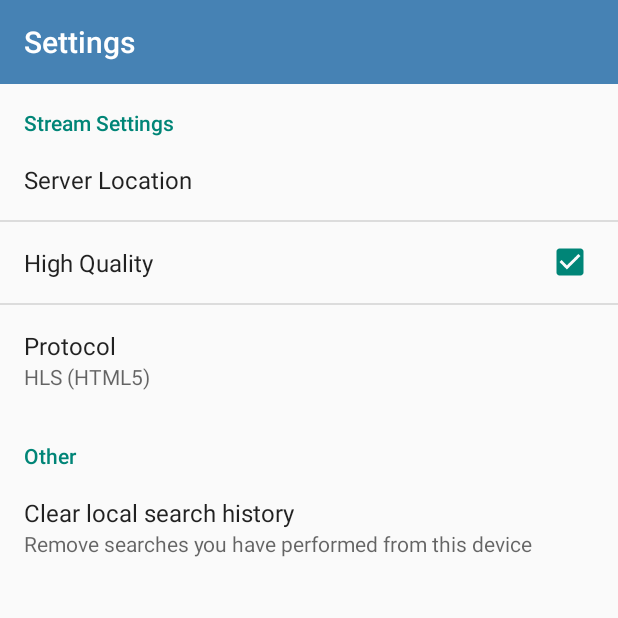
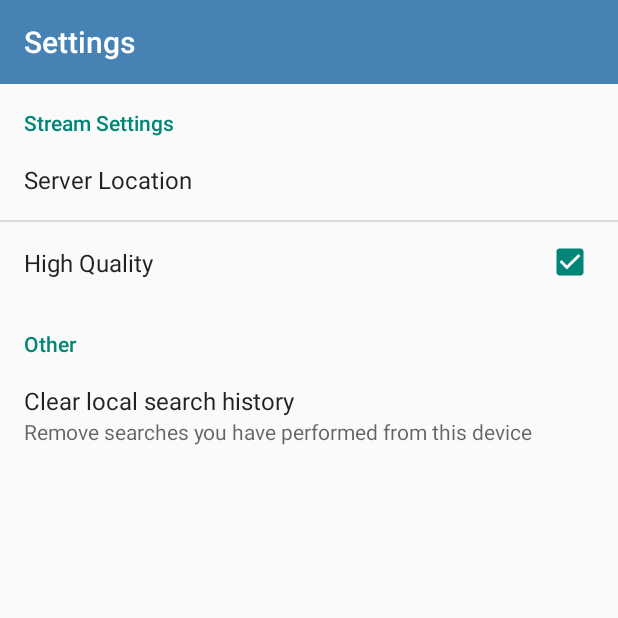
Before and after one commit to smoothstreams/ssandroid, an Android app: the SettingsActivity screen opened directly, with no data from a screen before it, on a phone screen of 412 x 824 dp, the top half of it. Run offline under Robolectric (Android 15) with nearby library versions, the phone set to English and light mode, and no system bars; 3 statements that could not run were skipped.

Commit message:
Protocol stripping

```diff
--- a/app/src/main/java/com/iosharp/android/ssplayer/Constants.java
+++ b/app/src/main/java/com/iosharp/android/ssplayer/Constants.java
@@ -20,4 +20,5 @@ public interface Constants {
     String CONTENT_TYPE = "application/x-mpegurl";
     String DEFAULT_SERVER = "dEU.smoothstreams.tv";
     String SMOOTHSTREAMS_SCHEDULE_FEED = "http://cdn.smoothstreams.tv/schedule/feed.json";
+    String WMSAUTH_PARAM = "wmsAuthSign";
 }
--- a/app/src/main/res/values/strings.xml
+++ b/app/src/main/res/values/strings.xml
@@ -41,7 +41,6 @@
     <string name="pref_ss_password_key" translatable="false">pref_ss_password_key</string>
     <string name="pref_service_default_value" translatable="false">live247</string>
     <string name="pref_server_default_value" translatable="false">d77.smoothstreams.tv</string>
-    <string name="pref_protocol_key">pref_protocol_key</string>
     <string name="pref_protocol_default_value">0</string>
     <string name="pref_protocol_notice_checkbox_key">pref_protocol_checkbox_key</string>
     <string name="pref_debug_mode_key">pref_debug_mode_key</string>
@@ -159,14 +158,6 @@
         <item translatable="false">720</item>
         <item translatable="false">1440</item>
     </string-array>
-    <string-array name="list_stream_protocols" translatable="false">
-        <item translatable="false">HLS (HTML5)</item>
-        <!--item translatable="false">RTMP</item-->
-    </string-array>
-    <string-array name="list_stream_protocols_values" translatable="false">
-        <item translatable="false">0</item>
-        <item translatable="false">1</item>
-    </string-array>
 
     <string name="alert_ok">OK</string>
     <string name="alert_cancel">Cancel</string>
--- a/app/src/main/res/xml/preferences.xml
+++ b/app/src/main/res/xml/preferences.xml
@@ -14,13 +14,6 @@
             android:key="@string/pref_quality_key"
             android:title="@string/preferences_high_quality"/>
 
-        <ListPreference
-            android:defaultValue="@string/pref_protocol_default_value"
-            android:entries="@array/list_stream_protocols"
-            android:entryValues="@array/list_stream_protocols_values"
-            android:key="@string/pref_protocol_key"
-            android:title="@string/preferences_protocol"
-            />
     </PreferenceCategory>
     <PreferenceCategory android:title="@string/preferences_other">
         <Preference
```
Also changed, not shown: app/src/main/java/com/iosharp/android/ssplayer/activity/SettingsActivity.java (+11 -13 lines), app/src/main/java/com/iosharp/android/ssplayer/adapter/ChannelAdapter.java (+0 -8 lines), app/src/main/java/com/iosharp/android/ssplayer/data/Service.java (+3 -11 lines), app/src/main/java/com/iosharp/android/ssplayer/fragment/ChannelListFragment.java (+1 -10 lines), app/src/main/java/com/iosharp/android/ssplayer/utils/StreamUrl.java (+15 -25 lines).
